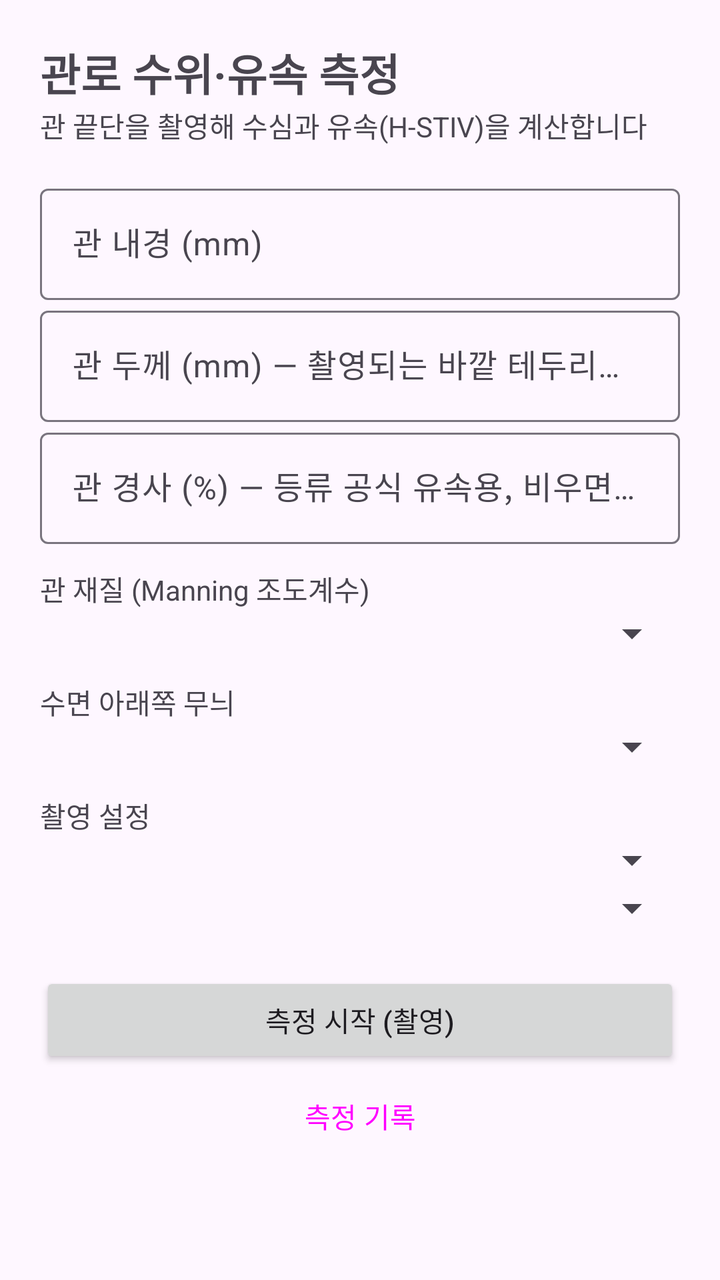
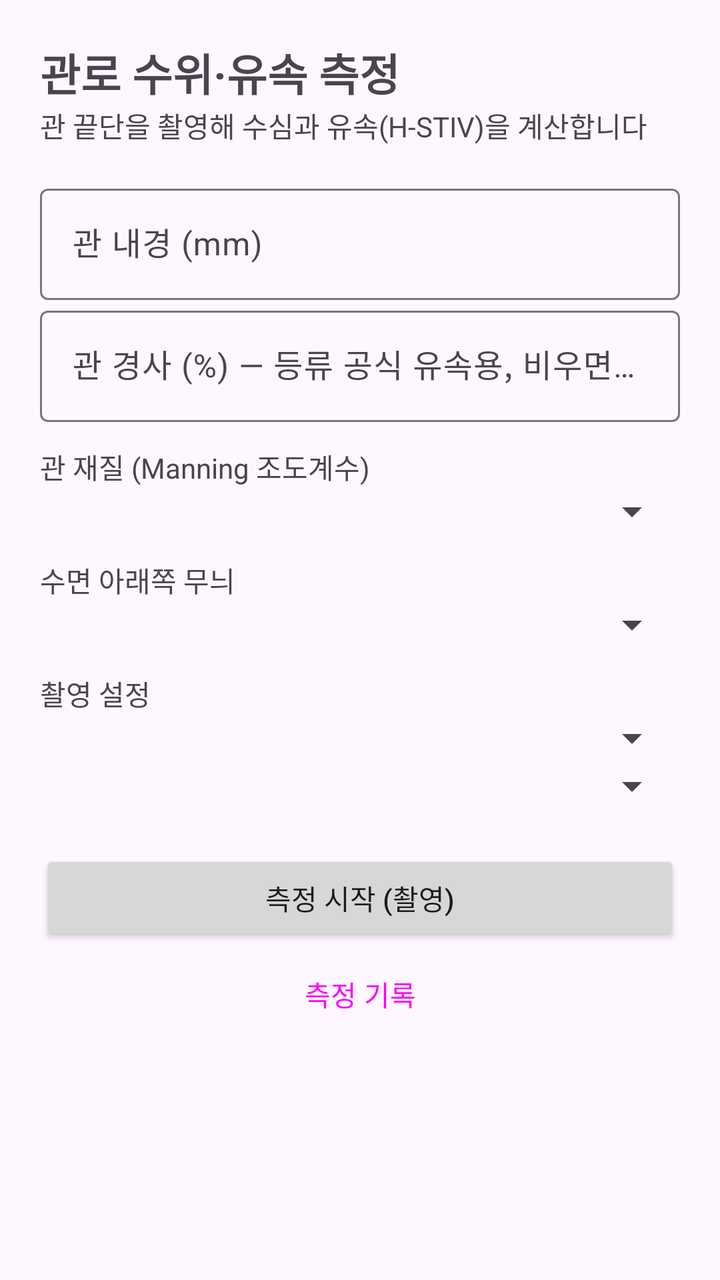

Two renders of the same Android screen: before a commit and after it. Below are the layout's source before the change and the commit's diff.
<!-- AndroidManifest.xml: application theme Theme.PipeFlow -->
<!-- res/layout/activity_main.xml -->
<?xml version="1.0" encoding="utf-8"?>
<ScrollView xmlns:android="http://schemas.android.com/apk/res/android"
    android:layout_width="match_parent" android:layout_height="match_parent">
    <LinearLayout
        android:layout_width="match_parent" android:layout_height="wrap_content"
        android:orientation="vertical" android:padding="20dp">

        <TextView android:layout_width="wrap_content" android:layout_height="wrap_content"
            android:text="관로 수위·유속 측정" android:textSize="22sp" android:textStyle="bold" />
        <TextView android:layout_width="wrap_content" android:layout_height="wrap_content"
            android:layout_marginBottom="16dp"
            android:text="관 끝단을 촬영해 수심과 유속(H-STIV)을 계산합니다" />

        <com.google.android.material.textfield.TextInputLayout
            android:layout_width="match_parent" android:layout_height="wrap_content"
            android:hint="관 내경 (mm)">
            <com.google.android.material.textfield.TextInputEditText
                android:id="@+id/editDiameter" android:layout_width="match_parent"
                android:layout_height="wrap_content" android:inputType="numberDecimal" />
        </com.google.android.material.textfield.TextInputLayout>

        <com.google.android.material.textfield.TextInputLayout
            android:layout_width="match_parent" android:layout_height="wrap_content"
            android:hint="관 두께 (mm) — 촬영되는 바깥 테두리 기준">
            <com.google.android.material.textfield.TextInputEditText
                android:id="@+id/editWall" android:layout_width="match_parent"
                android:layout_height="wrap_content" android:inputType="numberDecimal" />
        </com.google.android.material.textfield.TextInputLayout>

        <com.google.android.material.textfield.TextInputLayout
            android:layout_width="match_parent" android:layout_height="wrap_content"
            android:hint="관 경사 (%) — 등류 공식 유속용, 비우면 생략">
            <com.google.android.material.textfield.TextInputEditText
                android:id="@+id/editSlope" android:layout_width="match_parent"
                android:layout_height="wrap_content" android:inputType="numberDecimal" />
        </com.google.android.material.textfield.TextInputLayout>

        <TextView android:layout_width="wrap_content" android:layout_height="wrap_content"
            android:layout_marginTop="12dp" android:text="관 재질 (Manning 조도계수)" />
        <Spinner android:id="@+id/spinMaterial" android:layout_width="match_parent"
            android:layout_height="wrap_content" />

        <TextView android:layout_width="wrap_content" android:layout_height="wrap_content"
            android:layout_marginTop="12dp" android:text="수면 아래쪽 무늬" />
        <Spinner android:id="@+id/spinTexture" android:layout_width="match_parent"
            android:layout_height="wrap_content" />

        <TextView android:layout_width="wrap_content" android:layout_height="wrap_content"
            android:layout_marginTop="12dp" android:text="촬영 설정" />
        <Spinner android:id="@+id/spinFps" android:layout_width="match_parent"
            android:layout_height="wrap_content" />
        <Spinner android:id="@+id/spinDuration" android:layout_width="match_parent"
            android:layout_height="wrap_content" />

        <Button android:id="@+id/btnStart" android:layout_width="match_parent"
            android:layout_height="wrap_content" android:layout_marginTop="20dp"
            android:text="측정 시작 (촬영)" />
        <Button android:id="@+id/btnHistory" style="?attr/materialButtonOutlinedStyle"
            android:layout_width="match_parent" android:layout_height="wrap_content"
            android:text="측정 기록" />

        <TextView android:id="@+id/txtInfo" android:layout_width="match_parent"
            android:layout_height="wrap_content" android:layout_marginTop="16dp"
            android:textSize="12sp" />
    </LinearLayout>
</ScrollView>
<!-- resources referenced by this layout -->
<resources>
  <style name="Theme.PipeFlow" parent="Theme.Material3.DayNight">
          <item name="colorPrimary">@color/brand</item>
          <item name="colorPrimaryDark">@color/brand_dark</item>
      </style>
  <color name="brand">#1565C0</color>
  <color name="brand_dark">#0D47A1</color>
</resources>

<!-- the commit's change to res/layout/activity_main.xml (unified diff, before → after) -->
@@ -16,14 +16,6 @@
             android:hint="관 내경 (mm)">
             <com.google.android.material.textfield.TextInputEditText
                 android:id="@+id/editDiameter" android:layout_width="match_parent"
-                android:layout_height="wrap_content" android:inputType="numberDecimal" />
-        </com.google.android.material.textfield.TextInputLayout>
-
-        <com.google.android.material.textfield.TextInputLayout
-            android:layout_width="match_parent" android:layout_height="wrap_content"
-            android:hint="관 두께 (mm) — 촬영되는 바깥 테두리 기준">
-            <com.google.android.material.textfield.TextInputEditText
-                android:id="@+id/editWall" android:layout_width="match_parent"
                 android:layout_height="wrap_content" android:inputType="numberDecimal" />
         </com.google.android.material.textfield.TextInputLayout>
 
